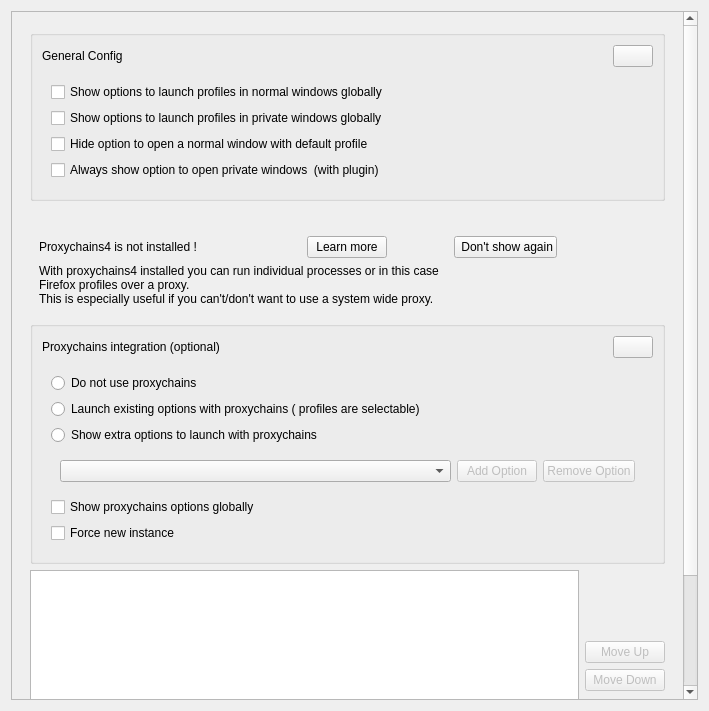
Qt form src/config/firefoxprofilerunner_config.ui (alex1701c/krunner-firefox) before a commit.
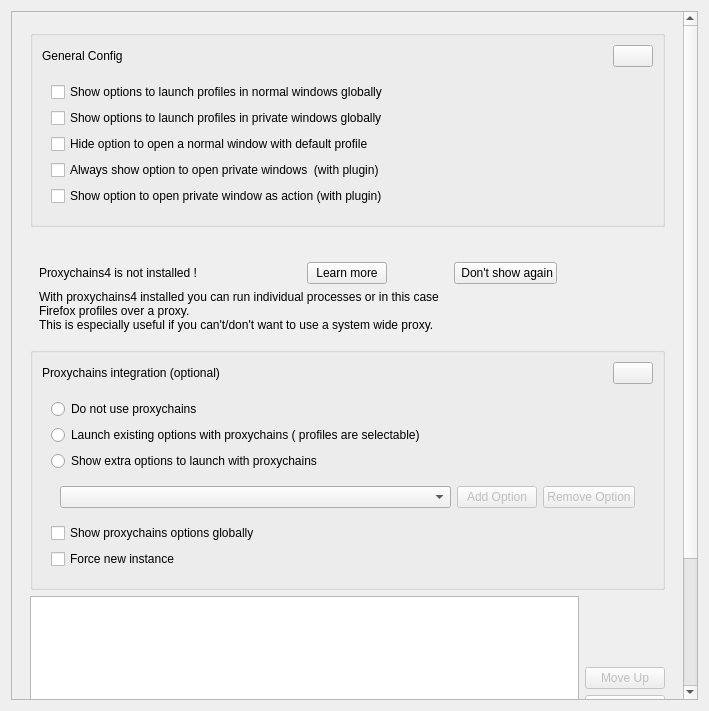
The same form after that commit. Icons and pictures are not drawn.

Commit message: Feature: Launch private windows using actions

```diff
--- a/src/config/firefoxprofilerunner_config.ui
+++ b/src/config/firefoxprofilerunner_config.ui
@@ -52,8 +52,8 @@
        <rect>
         <x>0</x>
         <y>0</y>
-        <width>673</width>
-        <height>890</height>
+        <width>672</width>
+        <height>914</height>
        </rect>
       </property>
       <property name="maximumSize">
@@ -148,6 +148,13 @@
                   </property>
                  </widget>
                 </item>
+                <item>
+                 <widget class="QCheckBox" name="privateWindowAction">
+                  <property name="text">
+                   <string>Show option to open private window as action (with plugin)</string>
+                  </property>
+                 </widget>
+                </item>
                </layout>
               </widget>
              </item>
```
Left out of the diff: 8 changed lines with no effect on the pictures. The commit also changes 5 other files.
